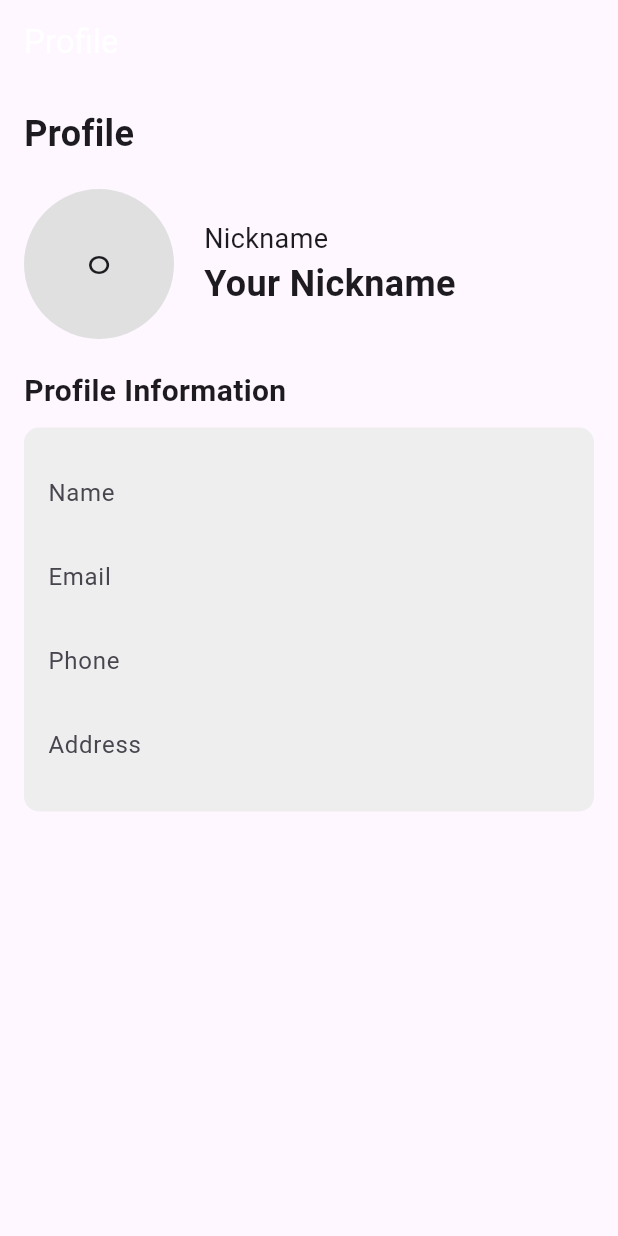
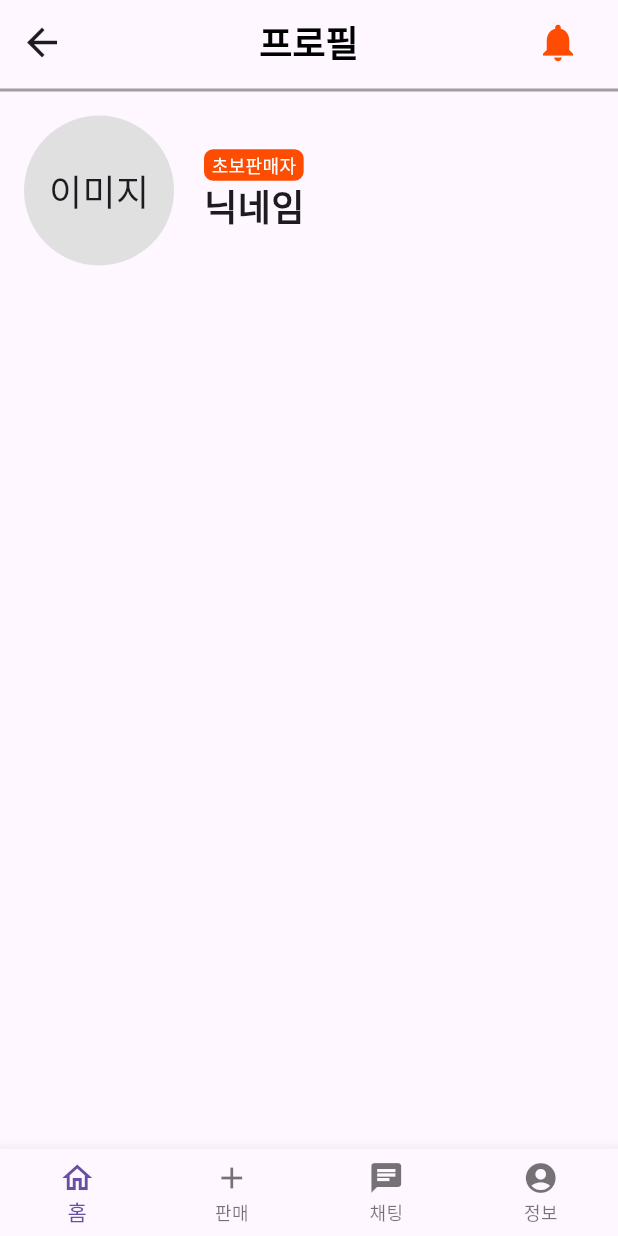
Before and after one commit to pknu-wap/-2-Y-NOT-Project, a Flutter app: the ProfilePage screen opened directly, on a phone screen of 412 x 824 dp. Run offline on Flutter 3.47's test engine with Material 3 defaults, Android fonts, the phone set to English and light mode, and no system bars; our stand-ins replace cloud_firestore, firebase_auth, firebase_core, get, image_picker; missing offline and left inert: chatview; accounts and stored records are empty; network calls fail; project files that could hold a hidden picture were left out.

```diff
--- a/lib/MyPage.dart
+++ b/lib/MyPage.dart
@@ -32,7 +32,7 @@ class MyPage extends StatelessWidget {
       appBar: AppBar(
         title: const Text(
           '마이페이지',
-          style: TextStyle(fontWeight: FontWeight.bold, color: Colors.white),
+          style: TextStyle(fontWeight: FontWeight.bold, color: Colors.black, fontSize: 24),
         ),
         centerTitle: true,
         leading: IconButton(
@@ -58,7 +58,7 @@ class MyPage extends StatelessWidget {
           ),
         ],
         bottom: PreferredSize(
-          preferredSize: const Size.fromHeight(1.0),
+          preferredSize: const Size.fromHeight(5.0),
           child: Container(
             color: Colors.grey, // 경계선 색상 설정
             height: 2.0, // 경계선 두께 설정
--- a/lib/main.dart
+++ b/lib/main.dart
@@ -2,6 +2,7 @@ import 'package:firebase_core/firebase_core.dart';
 import 'package:flutter/material.dart';
 import 'package:flutter_01/About Chat/ChatList.dart';
 import 'package:flutter_01/profile.dart';
+import 'package:flutter_01/MyPage.dart';
 
 void main() async {
   WidgetsFlutterBinding.ensureInitialized(); // Flutter 엔진이 초기화될 때까지 기다림
@@ -23,7 +24,7 @@ class MyApp extends StatelessWidget {
       routes: {
         '/success': (context) => ChatListScreen(),//BookList(Searchresult: searchresult),
       },
-      home: ProfilePage(),
+      home: MyPage(),
     );
   }
 }
--- a/lib/profile.dart
+++ b/lib/profile.dart
@@ -22,9 +22,39 @@ class ProfilePage extends StatelessWidget {
   Widget build(BuildContext context) {
     return Scaffold(
       appBar: AppBar(
-        title: Text(
-          'Profile',
-          style: TextStyle(color: Colors.white), // 상단바 텍스트 색상 설정
+        title: const Text(
+          '프로필',
+          style: TextStyle(fontWeight: FontWeight.bold, color: Colors.black, fontSize: 24),
+        ),
+        centerTitle: true,
+        leading: IconButton(
+          icon: const Icon(Icons.arrow_back, size: 30),
+          onPressed: () {
+            Navigator.pop(context); // 이전 페이지로 이동
+          },
+        ),
+        actions: [
+          Padding(
+            padding: const EdgeInsets.only(right: 16.0), // 오른쪽에 약간의 패딩 추가
+            child: IconButton(
+              icon: const Icon(Icons.notifications, color: Color(0xFFFE4D02), size: 30),
+              onPressed: () {
+                Navigator.push(
+                  context,
+                  MaterialPageRoute(
+                    builder: (context) => const NotificationsPage(), // 알림 페이지로 이동
+                  ),
+                );
+              },
+            ),
+          ),
+        ],
+        bottom: PreferredSize(
+          preferredSize: const Size.fromHeight(5.0),
+          child: Container(
+            color: Colors.grey, // 경계선 색상 설정
+            height: 2.0, // 경계선 두께 설정
+          ),
         ),
       ),
       body: Padding(
@@ -32,11 +62,6 @@ class ProfilePage extends StatelessWidget {
         child: Column(
           crossAxisAlignment: CrossAxisAlignment.start,
           children: [
-            Text(
-              'Profile',
-              style: TextStyle(fontSize: 24, fontWeight: FontWeight.bold),
-            ),
-            SizedBox(height: 20),
             Row(
               children: [
                 Container(
@@ -49,7 +74,7 @@ class ProfilePage extends StatelessWidget {
                   ),
                   child: Center(
                     child: Text(
-                      'ㅇ',
+                      '이미지',
                       style: TextStyle(fontSize: 24),
                     ),
                   ),
@@ -58,58 +83,68 @@ class ProfilePage extends StatelessWidget {
                 Column(
                   crossAxisAlignment: CrossAxisAlignment.start,
                   children: [
-                    Text(
-                      'Nickname',
-                      style: TextStyle(fontSize: 18),
+                    Container(
+                      padding: const EdgeInsets.symmetric(horizontal: 5.0, vertical: 2.0),
+                      decoration: BoxDecoration(
+                        color: const Color(0xFFFE4D02),
+                        borderRadius: BorderRadius.circular(6.0),
+                      ),
+                      child: const Text(
+                        '초보판매자',
+                        style: TextStyle(color: Colors.white, fontSize: 12),
+                      ),
                     ),
                     Text(
-                      'Your Nickname',
+                      '닉네임',
                       style: TextStyle(fontSize: 24, fontWeight: FontWeight.bold),
                     ),
                   ],
                 ),
               ],
             ),
-            SizedBox(height: 20),
-            Text(
-              'Profile Information',
-              style: TextStyle(fontSize: 20, fontWeight: FontWeight.bold),
-            ),
-            SizedBox(height: 10),
-            Container(
-              padding: EdgeInsets.all(16),
-              decoration: BoxDecoration(
-                borderRadius: BorderRadius.circular(10),
-                color: Colors.grey[200],
-              ),
-              child: Column(
-                crossAxisAlignment: CrossAxisAlignment.start,
-                children: [
-                  ProfileTextField(label: 'Name'),
-                  ProfileTextField(label: 'Email'),
-                  ProfileTextField(label: 'Phone'),
-                  ProfileTextField(label: 'Address'),
-                ],
-              ),
-            ),
           ],
         ),
+      ),
+      bottomNavigationBar: BottomNavigationBar(
+        items: [
+          BottomNavigationBarItem(
+              icon: Icon(
+                Icons.home_outlined,
+              ),
+              label: '홈'),
+          BottomNavigationBarItem(
+              icon: Icon(
+                Icons.add_outlined,
+              ),
+              label: '판매'),
+          BottomNavigationBarItem(
+              icon: Icon(Icons.chat),
+              label: '채팅'),
+          BottomNavigationBarItem(
+              icon: Icon(Icons.account_circle),
+              label: '정보'),
+        ],
+        type: BottomNavigationBarType.fixed,
       ),
     );
   }
 }
 
-class ProfileTextField extends StatelessWidget {
-  final String label;
-
-  const ProfileTextField({required this.label});
+class NotificationsPage extends StatelessWidget {
+  const NotificationsPage({Key? key}) : super(key: key);
 
   @override
   Widget build(BuildContext context) {
-    return TextFormField(
-      decoration: InputDecoration(
-        labelText: label,
-        border: InputBorder.none,
+    return Scaffold(
+      appBar: AppBar(
+        title: const Text(
+          '알림',
+          style: TextStyle(fontWeight: FontWeight.bold, color: Colors.white),
+        ),
+        centerTitle: true,
+      ),
+      body: Center(
+        child: Text('여기에 알림 내용이 표시됩니다.'),
       ),
     );
   }
```
